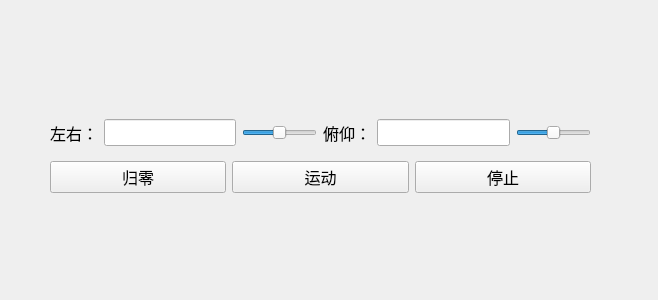
First picture: the form in head.ui, repository Efanplus/DriveRobot, before the edit.
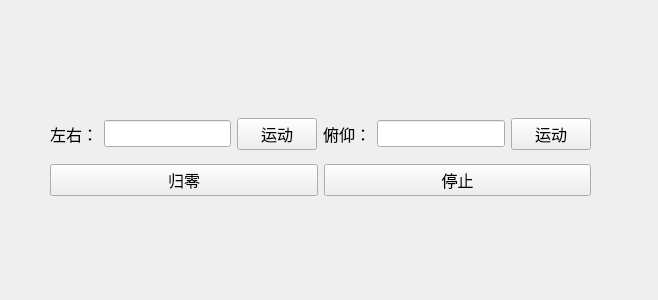
Second picture: the form after the edit.

The edit to the form file:
```diff
--- a/head.ui
+++ b/head.ui
@@ -49,27 +49,15 @@
        </widget>
       </item>
       <item>
-       <widget class="QSlider" name="Slider_head_LR">
+       <widget class="QPushButton" name="StartButton">
         <property name="font">
          <font>
-          <family>Times New Roman</family>
+          <family>楷体</family>
           <pointsize>12</pointsize>
          </font>
         </property>
-        <property name="cursor">
-         <cursorShape>ArrowCursor</cursorShape>
-        </property>
-        <property name="layoutDirection">
-         <enum>Qt::LeftToRight</enum>
-        </property>
-        <property name="minimum">
-         <number>-180</number>
-        </property>
-        <property name="maximum">
-         <number>180</number>
-        </property>
-        <property name="orientation">
-         <enum>Qt::Horizontal</enum>
+        <property name="text">
+         <string>运动</string>
         </property>
        </widget>
       </item>
@@ -101,27 +89,15 @@
        </widget>
       </item>
       <item>
-       <widget class="QSlider" name="Slider_head">
+       <widget class="QPushButton" name="StartButton_2">
         <property name="font">
          <font>
-          <family>Times New Roman</family>
+          <family>楷体</family>
           <pointsize>12</pointsize>
          </font>
         </property>
-        <property name="cursor">
-         <cursorShape>ArrowCursor</cursorShape>
-        </property>
-        <property name="layoutDirection">
-         <enum>Qt::LeftToRight</enum>
-        </property>
-        <property name="minimum">
-         <number>-180</number>
-        </property>
-        <property name="maximum">
-         <number>180</number>
-        </property>
-        <property name="orientation">
-         <enum>Qt::Horizontal</enum>
+        <property name="text">
+         <string>运动</string>
         </property>
        </widget>
       </item>
@@ -142,19 +118,6 @@
         </property>
        </widget>
       </item>
-      <item>
-       <widget class="QPushButton" name="StartButton">
-        <property name="font">
-         <font>
-          <family>楷体</family>
-          <pointsize>12</pointsize>
-         </font>
-        </property>
-        <property name="text">
-         <string>运动</string>
-        </property>
-       </widget>
-      </item>
       <item>
        <widget class="QPushButton" name="PauseButton">
         <property name="font">
```
